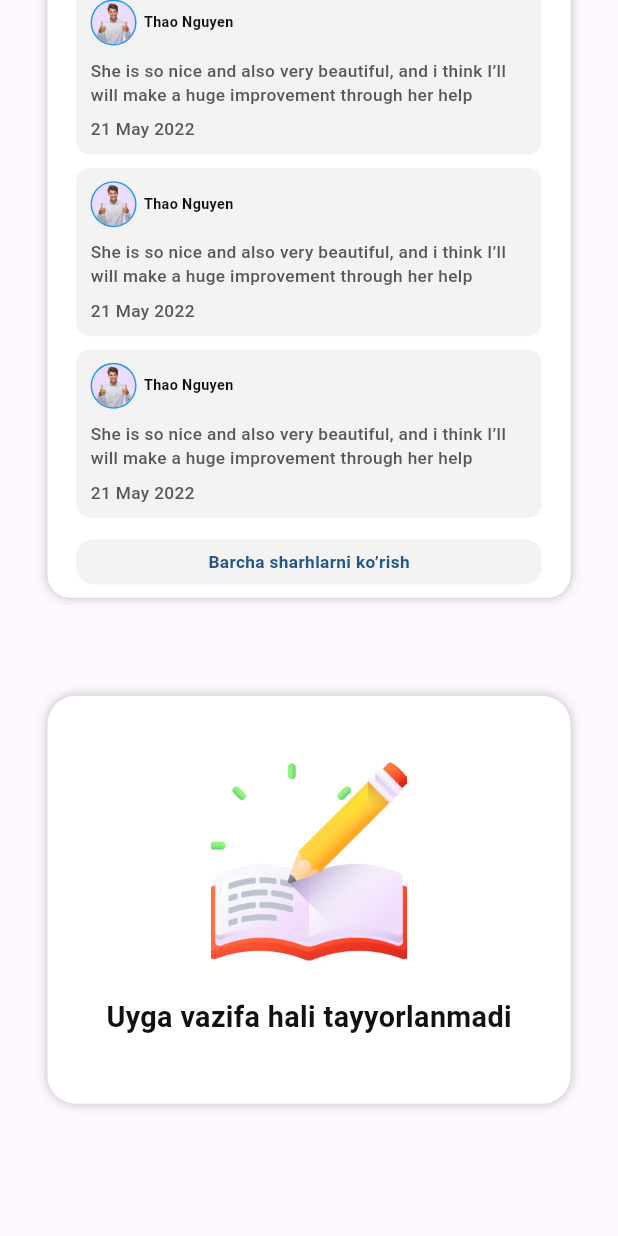
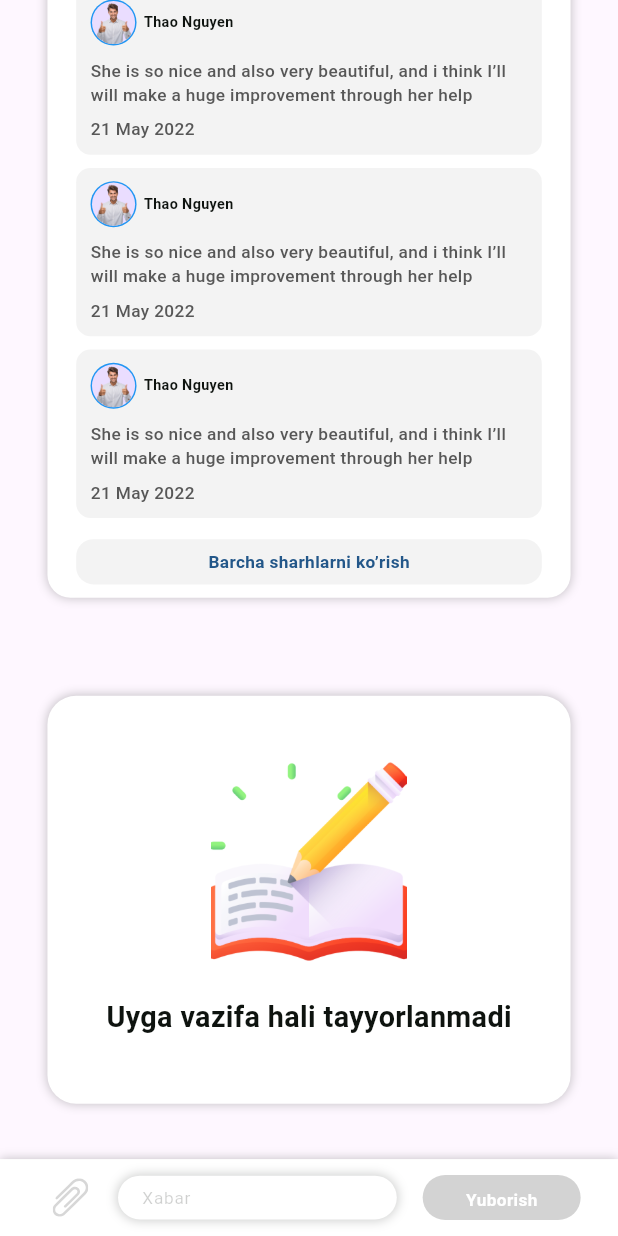
Before and after one commit to shceo/rivojedu, a Flutter app: the screen it shows after launch, scrolled down 537 dp, on a phone screen of 412 x 824 dp. Run offline on Flutter 3.47's test engine with Material 3 defaults, Android fonts, the phone set to English and light mode, and no system bars; our stand-ins replace awesome_notifications, bloc, dio, equatable, firebase_core, flutter_bloc and 9 more; accounts and stored records are empty; network calls fail; project files that could hold a hidden picture were left out.

Commit message:
add_lessons_item

```diff
--- a/lib/assets/constants/common_assets.dart
+++ b/lib/assets/constants/common_assets.dart
@@ -22,6 +22,11 @@ abstract final class CommonAssets {
   static const String homework = '${_assetsImages}homework.png';
   static const String img = '${_assetsVectors}homework.png';
 
+  //
+  static const String plays = '${_assetsImages}plays.png';
+  static const String files = '${_assetsImages}files.png';
+  static const String images = '${_assetsImages}images.png';
+
 
   // Logos`
   static const String rivojLogo = '${_assetsVectors}rivojuz_logo.png';
--- a/lib/src/ui/pages/screens/lesson_screen/lesson_screen.dart
+++ b/lib/src/ui/pages/screens/lesson_screen/lesson_screen.dart
@@ -1,12 +1,17 @@
 import 'package:edu/assets/constants/common_assets.dart';
 import 'package:edu/src/ui/pages/screens/lesson_screen/widgets/comment_item.dart';
+import 'package:edu/src/ui/pages/screens/lesson_screen/widgets/dialog_item.dart';
+import 'package:edu/src/ui/pages/screens/lesson_screen/widgets/lessons_text_field.dart';
 import 'package:edu/src/ui/pages/screens/lesson_screen/widgets/next_button_item.dart';
 import 'package:edu/src/ui/pages/screens/lesson_screen/widgets/profile_field_item.dart';
+import 'package:edu/src/ui/pages/screens/lesson_screen/widgets/send_button.dart';
+import 'package:edu/src/ui/pages/screens/lesson_screen/widgets/send_files_item.dart';
 import 'package:edu/src/ui/pages/screens/lesson_screen/widgets/teacher_item.dart';
 import 'package:edu/src/ui/pages/screens/lesson_screen/widgets/video_item.dart';
 import 'package:edu/src/ui/theme/app_themes.dart';
 import 'package:edu/src/utils/size/size.dart';
 import 'package:flutter/material.dart';
+import 'package:flutter_svg/flutter_svg.dart';
 import 'package:video_player/video_player.dart';
 
 class LessonScreen extends StatefulWidget {
@@ -18,8 +23,9 @@ class LessonScreen extends StatefulWidget {
 
 class _LessonScreenState extends State<LessonScreen> {
   late VideoPlayerController _controller;
-  bool isPlaying = true;
+  bool isPlaying = false;
   bool nextItem = false;
+  TextEditingController controller = TextEditingController();
 
   @override
   void initState() {
@@ -173,6 +179,66 @@ class _LessonScreenState extends State<LessonScreen> {
           ],
         ),
       ),
+      bottomNavigationBar: Container(
+        decoration: BoxDecoration(
+          boxShadow: [
+            BoxShadow(
+              blurRadius: 5,
+              color: blackDark.withOpacity(.25),
+            ),
+          ],
+          color: white,
+        ),
+        height: 58.h,
+        width: width,
+        child: Row(
+          crossAxisAlignment: CrossAxisAlignment.center,
+          mainAxisAlignment: MainAxisAlignment.start,
+          children: [
+            24.getW(),
+            IconButton(
+              onPressed: () {
+                showModalBottomSheet(
+                  context: context,
+                  builder: (BuildContext context) {
+                    return DialogItem(
+                      child: Row(
+                        crossAxisAlignment: CrossAxisAlignment.center,
+                        mainAxisAlignment: MainAxisAlignment.spaceBetween,
+                        children: [
+                          SendFilesItem(
+                            iconPath: CommonAssets.plays,
+                            text: "Video",
+                            voidCallback: () {},
+                          ),
+                          SendFilesItem(
+                            iconPath: CommonAssets.images,
+                            text: "Rasm",
+                            voidCallback: () {},
+                          ),
+                          SendFilesItem(
+                            iconPath: CommonAssets.files,
+                            text: "File",
+                            voidCallback: () {},
+                          ),
+                        ],
+                      ),
+                    );
+                  },
+                );
+              },
+              icon: SvgPicture.asset(
+                CommonAssets.skalpel,
+                height: 29.h,
+              ),
+            ),
+            8.getW(),
+            LessonsTextField(controller: controller, function: (v) {}),
+            18.getW(),
+            SendButton(callback: () {}),
+          ],
+        ),
+      ),
     );
   }
 }
--- /dev/null
+++ b/lib/src/ui/pages/screens/lesson_screen/widgets/lessons_text_field.dart
@@ -0,0 +1,67 @@
+import 'package:edu/src/utils/size/size.dart';
+import 'package:flutter/material.dart';
+import '../../../../theme/app_themes.dart';
+
+class LessonsTextField extends StatelessWidget {
+  const LessonsTextField({
+    super.key,
+    required this.controller,
+    this.function,
+  });
+
+  final TextEditingController controller;
+  final Function(String)? function;
+
+  @override
+  Widget build(BuildContext context) {
+    return Container(
+      decoration: BoxDecoration(
+        borderRadius: BorderRadius.circular(20.w),
+        boxShadow: [
+          BoxShadow(
+            blurRadius: 5,
+            spreadRadius: 1,
+            color: blackDark.withOpacity(.2),
+          ),
+        ],
+        color: white,
+      ),
+      height: 33.h,
+      width: 194.w,
+      child: TextField(
+        controller: controller,
+        onChanged: function,
+        decoration: InputDecoration(
+          hintText: "Xabar",
+          hintStyle: TextStyle(
+            fontSize: 12.w,
+            color: blackDark.withOpacity(.2),
+          ),
+          fillColor: Colors.transparent,
+          filled: true,
+          border: OutlineInputBorder(
+            borderRadius: BorderRadius.circular(20.w),
+            borderSide: const BorderSide(
+              color: Colors.transparent,
+              width: 1,
+            ),
+          ),
+          enabledBorder: OutlineInputBorder(
+            borderRadius: BorderRadius.circular(20.w),
+            borderSide: const BorderSide(
+              color: Colors.transparent,
+              width: 1,
+            ),
+          ),
+          disabledBorder: OutlineInputBorder(
+            borderRadius: BorderRadius.circular(20.w),
+            borderSide: const BorderSide(
+              color: Colors.transparent,
+              width: 1,
+            ),
+          ),
+        ),
+      ),
+    );
+  }
+}
--- /dev/null
+++ b/lib/src/ui/pages/screens/lesson_screen/widgets/send_button.dart
@@ -0,0 +1,35 @@
+import 'package:edu/src/utils/size/size.dart';
+import 'package:flutter/material.dart';
+
+import '../../../../theme/app_themes.dart';
+
+class SendButton extends StatelessWidget {
+  const SendButton({super.key, required this.callback});
+
+  final VoidCallback callback;
+
+  @override
+  Widget build(BuildContext context) {
+    return GestureDetector(
+      onTap: callback,
+      child: Container(
+        margin: EdgeInsets.symmetric(vertical: 12.h),
+        padding: EdgeInsets.symmetric(horizontal: 30.w, vertical: 10.h),
+        decoration: BoxDecoration(
+          borderRadius: BorderRadius.circular(20.w),
+          color: const Color(0xffd3d3d3),
+        ),
+        child: Center(
+          child: Text(
+            "Yuborish",
+            style: TextStyle(
+              fontSize: 12.w,
+              color: white,
+              fontWeight: FontWeight.w600,
+            ),
+          ),
+        ),
+      ),
+    );
+  }
+}
```
Also changed, not shown: lib/src/ui/pages/screens/lesson_screen/widgets/dialog_item.dart (added, +31 -0 lines), lib/src/ui/pages/screens/lesson_screen/widgets/send_files_item.dart (added, +55 -0 lines), lib/assets/images/files.png (added), lib/assets/images/images.png (added), lib/assets/images/plays.png (added), lib/generated/assets.dart.
